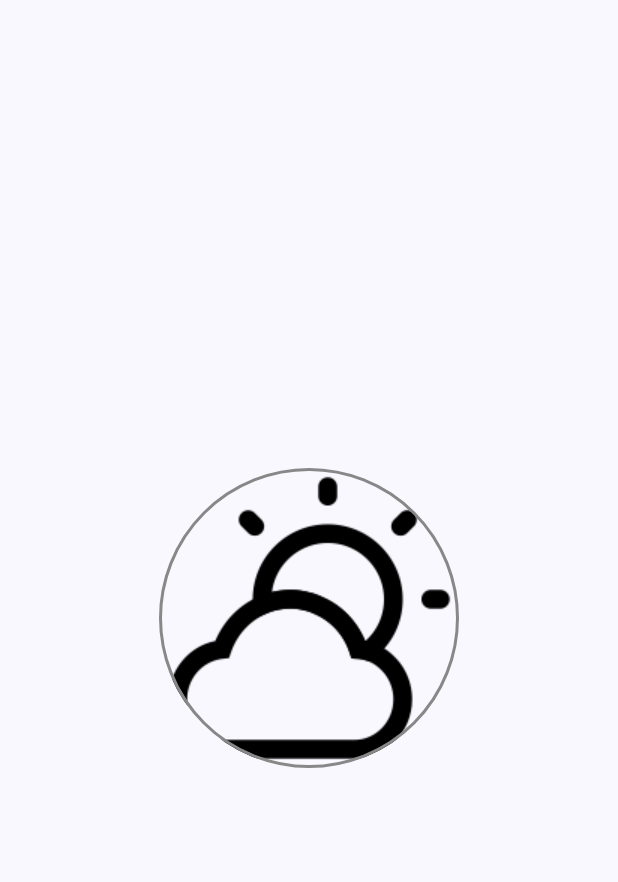
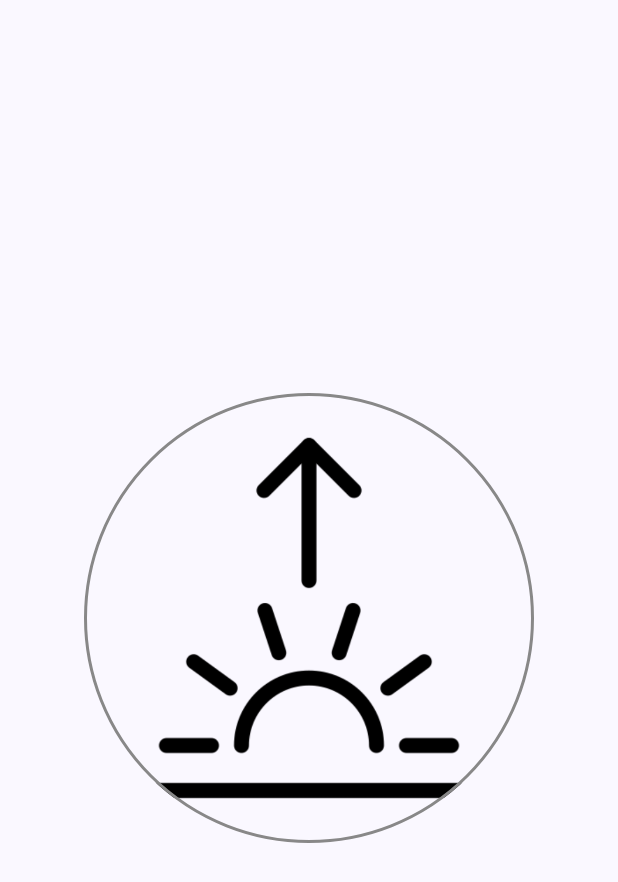
Before and after one commit to Rahula-12/JetWeatherApp, an Android app built with Jetpack Compose: the composable WeatherApp shown on its own in the app's theme, on a phone screen of 412 x 824 dp. Shown: the top 882 px of the screen. Run offline under Robolectric (Android 15) with nearby library versions, the phone set to English and light mode, and no system bars; our stand-ins replace Dagger/Hilt's generated code.

```diff
--- a/app/src/main/java/com/example/jetweatherforecast/screens/splash/WeatherSplashScreen.kt
+++ b/app/src/main/java/com/example/jetweatherforecast/screens/splash/WeatherSplashScreen.kt
@@ -56,14 +56,14 @@ fun WeatherSplashScreen(
     Surface(
         shape = CircleShape,
         border = BorderStroke(2.dp, color = Color.Gray),
-        modifier = modifier.size(200.dp)
+        modifier = modifier.size(300.dp)
     ) {
         Column(
             horizontalAlignment = Alignment.CenterHorizontally,
             verticalArrangement = Arrangement.Center
         ) {
-            Image(painter = painterResource(id = R.drawable.sun),
-                contentDescription = "sun")
+            Image(painter = painterResource(id = R.drawable.sunrise),
+                contentDescription = "sunrise")
             Text(
                 text = "Find the Sun?",
                 modifier=modifier.padding(10.dp),
--- a/app/src/main/java/com/example/jetweatherforecast/ui/theme/Theme.kt
+++ b/app/src/main/java/com/example/jetweatherforecast/ui/theme/Theme.kt
@@ -29,7 +29,7 @@ private val LightColorScheme = lightColorScheme(
     background = Color(0xFFFFFBFE),
     surface = Color(0xFFFFFBFE),
     onPrimary = Color.White,
-    onSecondary = Color.Black,
+    onSecondary = Color(0xFF1C1B1F),
     onTertiary = Color.White,
     onBackground = Color(0xFF1C1B1F),
     onSurface = Color(0xFF1C1B1F),
--- a/app/src/main/java/com/example/jetweatherforecast/widgets/WeatherAppBar.kt
+++ b/app/src/main/java/com/example/jetweatherforecast/widgets/WeatherAppBar.kt
@@ -43,7 +43,7 @@ fun WeatherAppBar(
             title = {
                 Text(
                     text = title,
-                    color = MaterialTheme.colorScheme.onSecondary,
+                    color = Color.Black,
                     fontWeight = FontWeight.Bold,
                     fontSize = 15.sp
                 )
```
Also changed, not shown: app/src/main/java/com/example/jetweatherforecast/screens/main/WeatherMainScreen.kt (+49 -7 lines), app/src/main/res/drawable/humidity.png, app/src/main/res/drawable/pressure.png, app/src/main/res/drawable/rain.png (added), app/src/main/res/drawable/sun.png, app/src/main/res/drawable/sunrise.png (added), app/src/main/res/drawable/sunset.png (added), app/src/main/res/drawable/wind.png (added).
